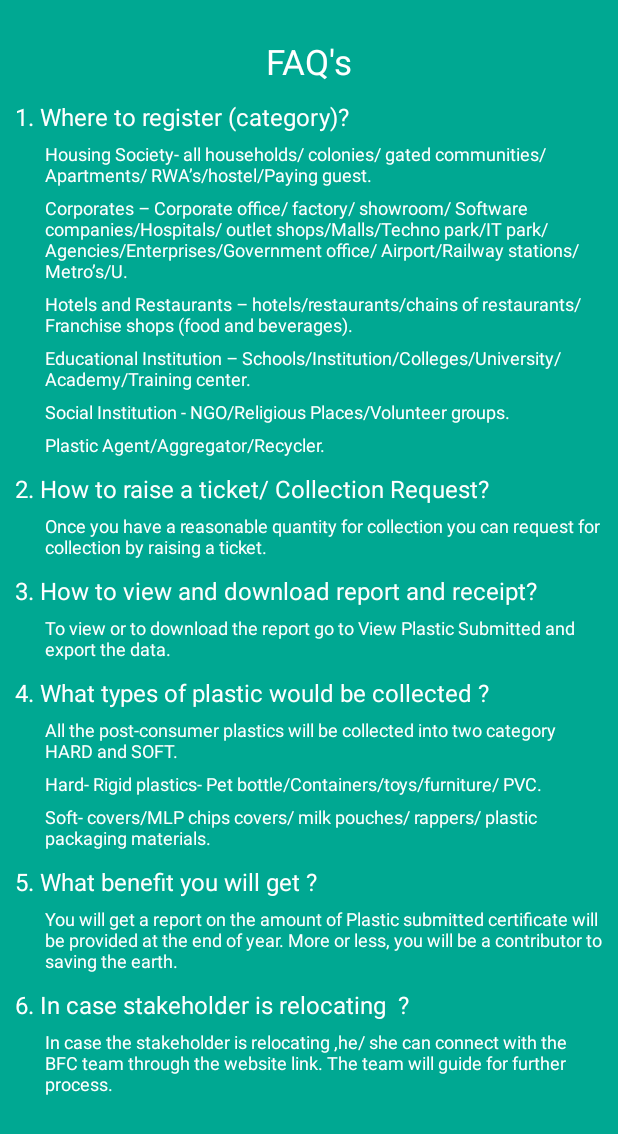
After one commit to skiitk2510/bottleforchange_android, an Android app: the FaqActivity screen opened directly, with no data from a screen before it, on a phone screen of 412 x 824 dp. The commit adds this screen. Shown: the top 1134 px of the screen. Run offline under Robolectric (Android 15) with nearby library versions, the phone set to English and light mode, and no system bars.

Commit message:
Added FAQ's

```diff
--- a/app/src/main/AndroidManifest.xml
+++ b/app/src/main/AndroidManifest.xml
@@ -36,6 +36,7 @@
             </intent-filter>
         </activity>
         <activity android:name=".AboutBottlesForChangeActivity" />
+        <activity android:name=".FaqActivity" />
         <activity android:name=".TruthAboutActivity" />
         <activity android:name=".ForgotPasswordActivity" />
         <activity android:name=".FeedBackActivity" />
--- /dev/null
+++ b/app/src/main/java/com/bisleri/bottleforchange/FaqActivity.java
@@ -0,0 +1,17 @@
+package com.bisleri.bottleforchange;
+
+import android.os.Bundle;
+import android.view.Window;
+
+import androidx.appcompat.app.AppCompatActivity;
+
+public class FaqActivity extends AppCompatActivity {
+
+    @Override
+    protected void onCreate(Bundle savedInstanceState) {
+        requestWindowFeature(Window.FEATURE_NO_TITLE); //will hide the title
+        getSupportActionBar().hide(); // hide the title bar
+        super.onCreate(savedInstanceState);
+        setContentView(R.layout.faq);
+    }
+}
--- a/app/src/main/java/com/bisleri/bottleforchange/MainActivity.java
+++ b/app/src/main/java/com/bisleri/bottleforchange/MainActivity.java
@@ -13,7 +13,7 @@ import android.widget.Toast;
 
 public class MainActivity extends AppCompatActivity {
 
-    Button regButton, loginButton, truth, about;
+    Button regButton, loginButton, truth, about, faq;
     ImageButton shareButton;
 
     @Override
@@ -25,6 +25,7 @@ public class MainActivity extends AppCompatActivity {
         loginButton = findViewById(R.id.button2);
         truth = findViewById(R.id.button42);
         about = findViewById(R.id.button43);
+        faq = findViewById(R.id.faq);
         shareButton = findViewById(R.id.share_button);
 
         regButton.setOnClickListener(new OnClickListener() {
@@ -57,6 +58,13 @@ public class MainActivity extends AppCompatActivity {
             }
         });
 
+        faq.setOnClickListener(new OnClickListener() {
+            public void onClick(View v) {
+                Intent i = new Intent(v.getContext(), FaqActivity.class);
+                startActivity(i);
+            }
+        });
+
         shareButton.setOnClickListener(new View.OnClickListener() {
             public void onClick(View v) {
                 String url = "Check Out Bottle for Change App - An initiative by Bisleri Trust! https://play.google.com/store/apps/details?id=com.bisleri.bottleforchange&hl=en_IN&gl=US";
--- a/app/src/main/res/layout/content_main.xml
+++ b/app/src/main/res/layout/content_main.xml
@@ -100,6 +100,14 @@
             android:background="@android:color/transparent"
             android:src="@drawable/ic_share" />
 
+        <Button
+            android:id="@+id/faq"
+            android:layout_width="322dp"
+            android:layout_height="50dp"
+            android:layout_marginTop="20dp"
+            android:background="@color/transparent"
+            android:text="FAQ"
+            android:textColor="@color/textcolor" />
     </LinearLayout>
 
 </ScrollView>
--- /dev/null
+++ b/app/src/main/res/layout/faq.xml
@@ -0,0 +1,217 @@
+<?xml version="1.0" encoding="utf-8"?>
+
+<ScrollView xmlns:android="http://schemas.android.com/apk/res/android"
+    android:layout_width="match_parent"
+    android:layout_height="match_parent"
+    xmlns:app="http://schemas.android.com/apk/res-auto">
+
+    <LinearLayout
+        android:layout_width="match_parent"
+        android:layout_height="match_parent"
+        android:gravity="center_horizontal"
+        android:orientation="vertical">
+
+
+        <TextView
+            android:layout_width="wrap_content"
+            android:layout_height="wrap_content"
+            android:layout_marginLeft="25dp"
+            android:layout_marginTop="25dp"
+            android:layout_marginRight="25dp"
+            android:text="FAQ's"
+            android:textSize="23sp" />
+
+
+        <TextView
+            android:layout_width="wrap_content"
+            android:layout_height="wrap_content"
+            android:layout_marginLeft="10dp"
+            android:layout_marginTop="10dp"
+            android:layout_marginRight="10dp"
+            android:text="1. Where to register (category)?"
+            android:textSize="16dp"
+            android:layout_gravity="left"/>
+
+        <TextView
+            android:layout_width="wrap_content"
+            android:layout_height="wrap_content"
+            android:layout_marginLeft="30dp"
+            android:layout_marginTop="5dp"
+            android:layout_marginRight="10dp"
+            android:layout_gravity="left"
+            android:text="Housing Society- all households/ colonies/ gated communities/ Apartments/ RWA’s/hostel/Paying guest."
+            android:textSize="12dp" />
+
+        <TextView
+            android:layout_width="wrap_content"
+            android:layout_height="wrap_content"
+            android:layout_marginLeft="30dp"
+            android:layout_marginTop="5dp"
+            android:layout_marginRight="10dp"
+            android:layout_gravity="left"
+            android:text="Corporates – Corporate office/ factory/ showroom/ Software companies/Hospitals/ outlet shops/Malls/Techno park/IT park/Agencies/Enterprises/Government office/ Airport/Railway stations/Metro’s/U. "
+            android:textSize="12dp" />
+
+        <TextView
+            android:layout_width="wrap_content"
+            android:layout_height="wrap_content"
+            android:layout_marginLeft="30dp"
+            android:layout_marginTop="5dp"
+            android:layout_marginRight="10dp"
+            android:layout_gravity="left"
+            android:text="Hotels and Restaurants – hotels/restaurants/chains of restaurants/Franchise shops (food and beverages). "
+            android:textSize="12dp" />
+
+        <TextView
+            android:layout_width="wrap_content"
+            android:layout_height="wrap_content"
+            android:layout_marginLeft="30dp"
+            android:layout_marginTop="5dp"
+            android:layout_marginRight="10dp"
+            android:layout_gravity="left"
+            android:text="Educational Institution – Schools/Institution/Colleges/University/ Academy/Training center. "
+            android:textSize="12dp" />
+
+        <TextView
+            android:layout_width="wrap_content"
+            android:layout_height="wrap_content"
+            android:layout_marginLeft="30dp"
+            android:layout_marginTop="5dp"
+            android:layout_marginRight="10dp"
+            android:layout_gravity="left"
+            android:text="Social Institution - NGO/Religious Places/Volunteer groups. "
+            android:textSize="12dp" />
+
+        <TextView
+            android:layout_width="wrap_content"
+            android:layout_height="wrap_content"
+            android:layout_marginLeft="30dp"
+            android:layout_marginTop="5dp"
+            android:layout_marginRight="10dp"
+            android:layout_gravity="left"
+            android:text="Plastic Agent/Aggregator/Recycler. "
+            android:textSize="12dp" />
+
+        <TextView
+            android:layout_width="wrap_content"
+            android:layout_height="wrap_content"
+            android:layout_marginLeft="10dp"
+            android:layout_marginTop="10dp"
+            android:layout_marginRight="10dp"
+            android:text="2. How to raise a ticket/ Collection Request?"
+            android:textSize="16dp"
+            android:layout_gravity="left"/>
+
+        <TextView
+            android:layout_width="wrap_content"
+            android:layout_height="wrap_content"
+            android:layout_marginLeft="30dp"
+            android:layout_marginTop="5dp"
+            android:layout_marginRight="10dp"
+            android:layout_gravity="left"
+            android:text="Once you have a reasonable quantity for collection you can request for collection by raising a ticket. "
+            android:textSize="12dp" />
+
+        <TextView
+            android:layout_width="wrap_content"
+            android:layout_height="wrap_content"
+            android:layout_marginLeft="10dp"
+            android:layout_marginTop="10dp"
+            android:layout_marginRight="10dp"
+            android:text="3. How to view and download report and receipt?"
+            android:textSize="16dp"
+            android:layout_gravity="left"/>
+
+        <TextView
+            android:layout_width="wrap_content"
+            android:layout_height="wrap_content"
+            android:layout_marginLeft="30dp"
+            android:layout_marginTop="5dp"
+            android:layout_marginRight="10dp"
+            android:layout_gravity="left"
+            android:text="To view or to download the report go to View Plastic Submitted and export the data. "
+            android:textSize="12dp" />
+
+        <TextView
+            android:layout_width="wrap_content"
+            android:layout_height="wrap_content"
+            android:layout_marginLeft="10dp"
+            android:layout_marginTop="10dp"
+            android:layout_marginRight="10dp"
+            android:text="4. What types of plastic would be collected ?"
+            android:textSize="16dp"
+            android:layout_gravity="left"/>
+
+        <TextView
+            android:layout_width="wrap_content"
+            android:layout_height="wrap_content"
+            android:layout_marginLeft="30dp"
+            android:layout_marginTop="5dp"
+            android:layout_marginRight="10dp"
+            android:layout_gravity="left"
+            android:text="All the post-consumer plastics will be collected into two category HARD and SOFT. "
+            android:textSize="12dp" />
+
+        <TextView
+            android:layout_width="wrap_content"
+            android:layout_height="wrap_content"
+            android:layout_marginLeft="30dp"
+            android:layout_marginTop="5dp"
+            android:layout_marginRight="10dp"
+            android:layout_gravity="left"
+            android:text="Hard- Rigid plastics- Pet bottle/Containers/toys/furniture/ PVC."
+            android:textSize="12dp" />
+        <TextView
+            android:layout_width="wrap_content"
+            android:layout_height="wrap_content"
+            android:layout_marginLeft="30dp"
+            android:layout_marginTop="5dp"
+            android:layout_marginRight="10dp"
+            android:layout_gravity="left"
+            android:text="Soft- covers/MLP chips covers/ milk pouches/ rappers/ plastic packaging materials."
+            android:textSize="12dp" />
+
+        <TextView
+            android:layout_width="wrap_content"
+            android:layout_height="wrap_content"
+            android:layout_marginLeft="10dp"
+            android:layout_marginTop="10dp"
+            android:layout_marginRight="10dp"
+            android:text="5. What benefit you will get ?"
+            android:textSize="16dp"
+            android:layout_gravity="left"/>
+
+        <TextView
+            android:layout_width="wrap_content"
+            android:layout_height="wrap_content"
+            android:layout_marginLeft="30dp"
+            android:layout_marginTop="5dp"
+            android:layout_marginRight="10dp"
+            android:layout_gravity="left"
+            android:text="You will get a report on the amount of Plastic submitted certificate will be provided at the end of year. More or less, you will be a contributor to saving the earth."
+            android:textSize="12dp" />
+
+        <TextView
+            android:layout_width="wrap_content"
+            android:layout_height="wrap_content"
+            android:layout_marginLeft="10dp"
+            android:layout_marginTop="10dp"
+            android:layout_marginRight="10dp"
+            android:text="6. In case stakeholder is relocating  ?"
+            android:textSize="16dp"
+            android:layout_gravity="left"/>
+
+        <TextView
+            android:layout_width="wrap_content"
+            android:layout_height="wrap_content"
+            android:layout_marginLeft="30dp"
+            android:layout_marginTop="5dp"
+            android:layout_marginRight="10dp"
+            android:layout_gravity="left"
+            android:text="In case the stakeholder is relocating ,he/ she can connect with the BFC team through the website link. The team will guide for further process."
+            android:textSize="12dp" />
+
+
+    </LinearLayout>
+
+</ScrollView>
```
